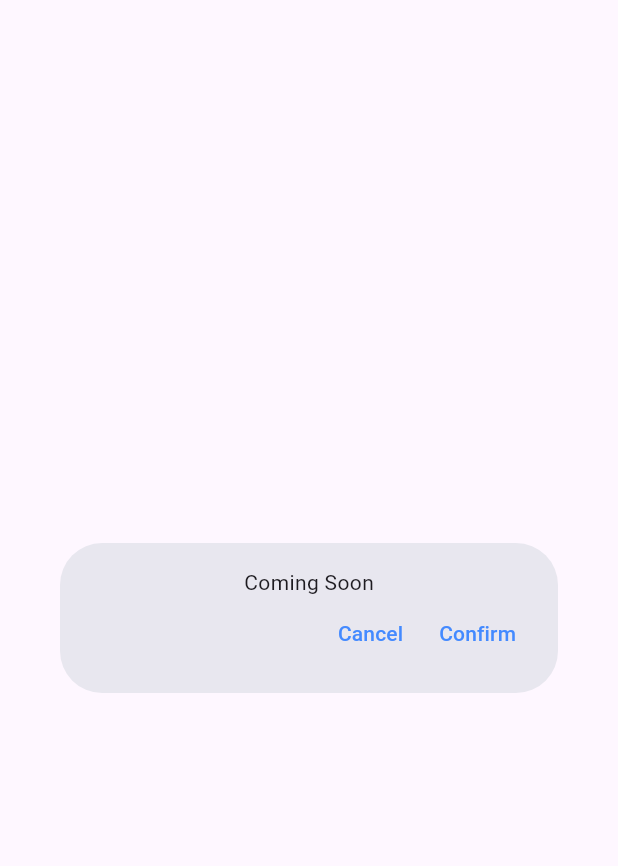
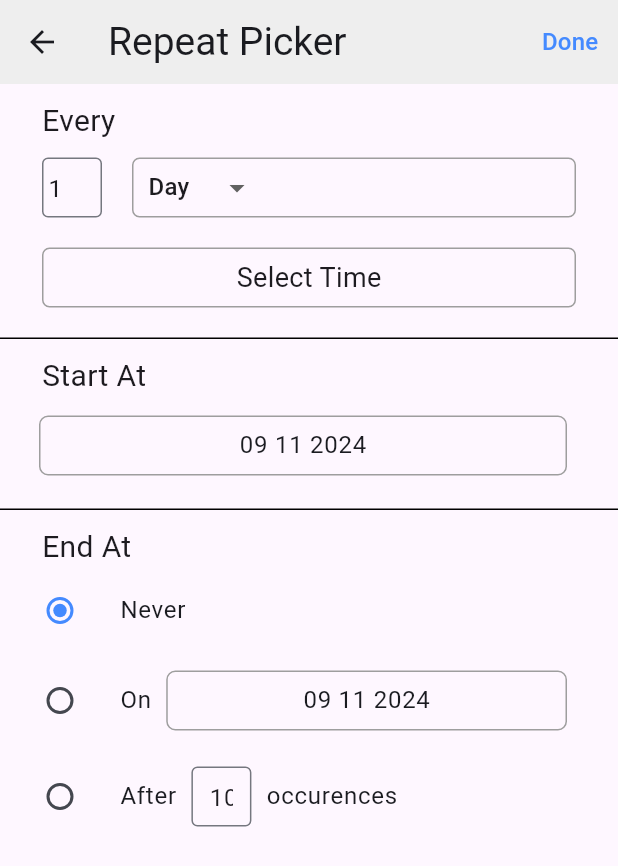
Before and after one commit to siddharth200119/ToDoApp, a Flutter app: the DateTimePicker widget shown alone on an empty page, opened directly with empty values, after a tap on "Repeat", on a phone screen of 412 x 824 dp. Shown: the top 866 px of the screen. Run offline on Flutter 3.47's test engine with Material 3 defaults, Android fonts, the phone set to English and light mode, and no system bars; our stand-ins replace flutter_colorpicker, flutter_dotenv, flutter_riverpod, google_fonts, sqflite, supabase_flutter and 1 more; accounts and stored records are empty; Roboto replaces fonts that are missing (Ubuntu).

Commit message:
created cron picker

```diff
--- a/lib/main.dart
+++ b/lib/main.dart
@@ -54,8 +54,8 @@ ThemeData _buildLightTheme() {
       surface: Colors.grey[200]!,
     ),
     textTheme: GoogleFonts.ubuntuTextTheme(base.textTheme).copyWith(
-      displayLarge: const TextStyle(fontSize: 72, fontWeight: FontWeight.bold, color: Colors.blueAccent),
-      titleLarge: const TextStyle(fontSize: 30, fontStyle: FontStyle.normal, color: Colors.black87),
+      displayLarge: const TextStyle(fontSize: 52, fontWeight: FontWeight.bold, color: Colors.blueAccent),
+      titleLarge: const TextStyle(fontSize: 26, fontStyle: FontStyle.normal, color: Colors.black87),
     ),
     chipTheme: ChipThemeData(
       backgroundColor: Colors.blue[100]!,
--- /dev/null
+++ b/lib/screens/cron_picker.dart
@@ -0,0 +1,494 @@
+import 'package:flutter/material.dart';
+import 'package:intl/intl.dart';
+
+enum EndType { never, on, after }
+
+enum EveryType { day, week, month, year }
+
+enum DayofWeek { sun, mon, tue, wed, thu, fri, sat }
+
+class CronPicker extends StatefulWidget {
+  const CronPicker({super.key});
+
+  @override
+  State<StatefulWidget> createState() {
+    return _CronPickerState();
+  }
+}
+
+class _CronPickerState extends State<CronPicker> {
+  @override
+  void initState() {
+    super.initState();
+    _occurenceCon = TextEditingController(text: "10");
+    _everyNumCon = TextEditingController(text: "1");
+  }
+
+  @override
+  void dispose() {
+    _occurenceCon.dispose();
+    _everyNumCon.dispose();
+    super.dispose();
+  }
+
+  EndType? _endAt = EndType.never;
+  DateTime _endDate = DateTime.now();
+  DateTime _startDate = DateTime.now();
+  late TextEditingController _occurenceCon;
+  late TextEditingController _everyNumCon;
+  EveryType _selectedType = EveryType.day;
+  TimeOfDay? _everySelectedTime;
+  final List<DayofWeek> _selectedDaysOfWeek = [];
+  final Map<String, DayofWeek> _daysOfWeek = {
+    "Sun": DayofWeek.sun,
+    "Mon": DayofWeek.mon,
+    "Tue": DayofWeek.tue,
+    "Wed": DayofWeek.wed,
+    "Thu": DayofWeek.thu,
+    "Fri": DayofWeek.fri,
+    "Sat": DayofWeek.sat
+  };
+
+  // Function to create cron expression based on user inputs
+  String _generateCronExpression() {
+    String minute = '0';
+    String hour = '0';
+    String day = '*';
+    String month = '*';
+    String weekday = '*';
+
+    if (_everySelectedTime != null) {
+      minute = _everySelectedTime!.minute.toString();
+      hour = _everySelectedTime!.hour.toString();
+    }
+
+    switch (_selectedType) {
+      case EveryType.day:
+        day = '*/${_everyNumCon.text}';
+        break;
+      case EveryType.week:
+        day = '*';
+        weekday = _selectedDaysOfWeek.map((d) => d.index.toString()).join(',');
+        break;
+      case EveryType.month:
+        day = '1';
+        month = '*/${_everyNumCon.text}';
+        break;
+      case EveryType.year:
+        day = '1';
+        month = '1';
+        break;
+    }
+
+    return '$minute $hour $day $month $weekday';
+  }
+
+  void _onDonePressed() {
+    // Generating cron string
+    String cronString = _generateCronExpression();
+
+    // Creating a map of start time, end time, and cron string
+    final result = {
+      'start_time': _startDate,
+      'end_time': _endAt == EndType.on
+          ? _endDate
+          : (_endAt == EndType.after
+              ? _occurenceCon.text
+              : null),
+      'cron_string': cronString,
+    };
+    print("sidd $result");
+    // Pop the result back to the previous screen
+    Navigator.of(context).pop(result);
+  }
+
+  @override
+  Widget build(BuildContext context) {
+    int? everyNum;
+    try {
+      everyNum = int.parse(_everyNumCon.text);
+    } catch (e) {
+      everyNum = 0;
+    }
+
+    return Scaffold(
+      appBar: AppBar(
+        title: const Text("Repeat Picker"),
+        actions: [
+          TextButton(
+            onPressed: _onDonePressed,
+            child: const Text(
+              "Done",
+              style: TextStyle(
+                fontSize: 16,
+              ),
+            ),
+          )
+        ],
+      ),
+      body: SingleChildScrollView(
+        child: Column(
+          children: [
+            Column(
+              crossAxisAlignment: CrossAxisAlignment.start,
+              children: [
+                Padding(
+                  padding: const EdgeInsets.fromLTRB(28, 10, 28, 10),
+                  child: Column(
+                    crossAxisAlignment: CrossAxisAlignment.start,
+                    children: [
+                      const Padding(
+                        padding: EdgeInsets.fromLTRB(0, 0, 0, 10),
+                        child: Text(
+                          "Every",
+                          style: TextStyle(fontSize: 20),
+                        ),
+                      ),
+                      Row(
+                        children: [
+                          SizedBox(
+                            height: 40,
+                            width: 40,
+                            child: Center(
+                              child: TextField(
+                                decoration: const InputDecoration(
+                                  contentPadding: EdgeInsets.symmetric(
+                                    vertical: 8,
+                                    horizontal: 0,
+                                  ),
+                                  border: OutlineInputBorder(),
+                                ),
+                                keyboardType: TextInputType.number,
+                                controller: _everyNumCon,
+                              ),
+                            ),
+                          ),
+                          const SizedBox(
+                            width: 20,
+                          ),
+                          Expanded(
+                            child: Container(
+                              height: 40,
+                              decoration: BoxDecoration(
+                                borderRadius: BorderRadius.circular(5),
+                                border: Border.all(
+                                  color: Colors.grey,
+                                  width: 1,
+                                ),
+                              ),
+                              child: DropdownButton(
+                                value: _selectedType,
+                                padding:
+                                    const EdgeInsets.symmetric(horizontal: 10),
+                                underline: Container(),
+                                onChanged: (EveryType? newValue) {
+                                  setState(() {
+                                    _selectedType = newValue!;
+                                  });
+                                },
+                                items: [
+                                  DropdownMenuItem<EveryType>(
+                                    value: EveryType.day,
+                                    child: Text(everyNum > 1 ? "Days" : "Day"),
+                                  ),
+                                  DropdownMenuItem<EveryType>(
+                                    value: EveryType.week,
+                                    child:
+                                        Text(everyNum > 1 ? "Weeks" : "Week"),
+                                  ),
+                                  DropdownMenuItem<EveryType>(
+                                    value: EveryType.month,
+                                    child:
+                                        Text(everyNum > 1 ? "Months" : "Month"),
+                                  ),
+                                  DropdownMenuItem<EveryType>(
+                                    value: EveryType.year,
+                                    child:
+                                        Text(everyNum > 1 ? "Years" : "Year"),
+                                  ),
+                                ],
+                              ),
+                            ),
+                          ),
+                        ],
+                      ),
+                      _selectedType == EveryType.week
+                          ? Container(
+                              margin: const EdgeInsets.fromLTRB(0, 20, 0, 0),
+                              child: Row(
+                                mainAxisAlignment:
+                                    MainAxisAlignment.spaceBetween,
+                                children: _daysOfWeek.entries.map((entry) {
+                                  final day = entry.key;
+                                  final value = entry.value;
+                                  return InkWell(
+                                    onTap: () {
+                                      setState(() {
+                                        if (_selectedDaysOfWeek
+                                            .contains(value)) {
+                                          _selectedDaysOfWeek.remove(value);
+                                        } else {
+                                          _selectedDaysOfWeek.add(value);
+                                        }
+                                      });
+                                    },
+                                    child: Container(
+                                      height: 40,
+                                      width: 40,
+                                      decoration: BoxDecoration(
+                                          border: Border.all(
+                                            color: Colors.grey,
+                                            width: 1,
+                                          ),
+                                          borderRadius: BorderRadius.circular(
+                                            50,
+                                          ),
+                                          color: _selectedDaysOfWeek
+                                                  .contains(value)
+                                              ? Colors.grey
+                                              : Colors.transparent),
+                                      child: Center(
+                                        child: Text(day),
+                                      ),
+                                    ),
+                                  );
+                                }).toList(),
+                              ),
+                            )
+                          : Container(),
+                      InkWell(
+                        onTap: () async {
+                          TimeOfDay? pickedTime = await showTimePicker(
+                            context: context,
+                            initialTime: TimeOfDay.fromDateTime(
+                              DateTime.now(),
+                            ),
+                          );
+
+                          if (pickedTime != null) {
+                            setState(() {
+                              _everySelectedTime = pickedTime;
+                            });
+                          }
+                        },
+                        child: Container(
+                          margin: const EdgeInsets.fromLTRB(0, 20, 0, 0),
+                          height: 40,
+                          width: double.infinity,
+                          decoration: BoxDecoration(
+                            border: Border.all(
+                              color: Colors.grey,
+                              width: 1,
+                            ),
+                            borderRadius: const BorderRadius.all(
+                              Radius.circular(5),
+                            ),
+                          ),
+                          child: Center(
+                            child: Text(
+                              _everySelectedTime != null
+                                  ? _everySelectedTime!.format(context)
+                                  : "Select Time",
+                              style: const TextStyle(
+                                fontSize: 18,
+                              ),
+                            ),
+                          ),
+                        ),
+                      ),
+                    ],
+                  ),
+                ),
+                Container(
+                  height: 1,
+                  width: double.infinity,
+                  color: Theme.of(context).colorScheme.onSecondary,
+                  margin: const EdgeInsets.symmetric(
+                    vertical: 10,
+                  ),
+                ),
+                Column(
+                  crossAxisAlignment: CrossAxisAlignment.start,
+                  children: [
+                    const Padding(
+                      padding: EdgeInsets.symmetric(horizontal: 28),
+                      child: Text(
+                        "Start At",
+                        style: TextStyle(fontSize: 20),
+                      ),
+                    ),
+                    ListTile(
+                      title: Row(
+                        mainAxisSize: MainAxisSize.max,
+                        children: [
+                          Expanded(
+                            child: InkWell(
+                              onTap: () async {
+                                DateTime? startDate = await showDatePicker(
+                                  context: context,
+                                  firstDate: DateTime.now(),
+                                  lastDate: DateTime(7000),
+                                  initialDate: _startDate,
+                                );
+                                if (startDate != null) {
+                                  setState(() {
+                                    _startDate = startDate;
+                                  });
+                                }
+                              },
+                              child: Container(
+                                height: 40,
+                                margin: const EdgeInsets.symmetric(
+                                  horizontal: 10,
+                                  vertical: 4,
+                                ),
+                                decoration: BoxDecoration(
+                                  border: Border.all(
+                                    color: Colors.grey,
+                                  ),
+                                  borderRadius: const BorderRadius.all(
+                                    Radius.circular(6),
+                                  ),
+                                ),
+                                child: Center(
+                                  child: Text(
+                                    DateFormat('dd MM yyyy').format(_startDate),
+                                  ),
+                                ),
+                              ),
+                            ),
+                          ),
+                        ],
+                      ),
+                    ),
+                    Container(
+                      height: 1,
+                      width: double.infinity,
+                      color: Theme.of(context).colorScheme.onSecondary,
+                      margin: const EdgeInsets.symmetric(
+                        vertical: 10,
+                      ),
+                    )
+                  ],
+                ),
+                Column(
+                  crossAxisAlignment: CrossAxisAlignment.start,
+                  children: [
+                    const Padding(
+                      padding: EdgeInsets.symmetric(horizontal: 28),
+                      child: Text(
+                        "End At",
+                        style: TextStyle(fontSize: 20),
+                      ),
+                    ),
+                    ListTile(
+                      title: const Text("Never"),
+                      leading: Radio(
+                        value: EndType.never,
+                        groupValue: _endAt,
+                        onChanged: (EndType? endAt) {
+                          setState(() {
+                            _endAt = endAt;
+                          });
+                        },
+                      ),
+                    ),
+                    ListTile(
+                      title: Row(
+                        children: [
+                          const Text("On"),
+                          Expanded(
+                            child: InkWell(
+                              onTap: () async {
+                                DateTime? endDate = await showDatePicker(
+                                  context: context,
+                                  firstDate: DateTime.now(),
+                                  lastDate: DateTime(7000),
+                                  initialDate: DateTime.now(),
+                                );
+                                if (endDate != null) {
+                                  setState(() {
+                                    _endDate = endDate;
+                                  });
+                                }
+                              },
+                              child: Container(
+                                height: 40,
+                                margin: const EdgeInsets.symmetric(
+                                  horizontal: 10,
+                                  vertical: 4,
+                                ),
+                                decoration: BoxDecoration(
+                                  border: Border.all(
+                                    color: Colors.grey,
+                                  ),
+                                  borderRadius: const BorderRadius.all(
+                                    Radius.circular(6),
+                                  ),
+                                ),
+                                child: Center(
+                                  child: Text(
+                                    DateFormat('dd MM yyyy').format(_endDate),
+                                  ),
+                                ),
+                              ),
+                            ),
+                          )
+                        ],
+                      ),
+                      leading: Radio(
+                        value: EndType.on,
+                        groupValue: _endAt,
+                        onChanged: (EndType? endAt) {
+                          setState(() {
+                            _endAt = endAt;
+                          });
+                        },
+                      ),
+                    ),
+                    ListTile(
+                      title: Row(
+                        children: [
+                          const Text("After"),
+                          Container(
+                            height: 40,
+                            width: 40,
+                            margin: const EdgeInsets.symmetric(
+                              horizontal: 10,
+                              vertical: 4,
+                            ),
+                            child: Center(
+                              child: TextField(
+                                decoration: const InputDecoration(
+                                  contentPadding: EdgeInsets.symmetric(
+                                      vertical: 8, horizontal: 8),
+                                  border: OutlineInputBorder(),
+                                ),
+                                keyboardType: TextInputType.number,
+                                controller: _occurenceCon,
+                              ),
+                            ),
+                          ),
+                          const Text("occurences")
+                        ],
+                      ),
+                      leading: Radio(
+                        value: EndType.after,
+                        groupValue: _endAt,
+                        onChanged: (EndType? endAt) {
+                          setState(() {
+                            _endAt = endAt;
+                          });
+                        },
+                      ),
+                    )
+                  ],
+                ),
+              ],
+            ),
+          ],
+        ),
+      ),
+    );
+  }
+}
--- a/lib/screens/home.dart
+++ b/lib/screens/home.dart
@@ -24,6 +24,7 @@ class _HomeScreenState extends ConsumerState<HomeScreen> {
             DateTime.now().day, 23, 59, 59),
         minDateFilter: DateTime(DateTime.now().year, DateTime.now().month,
             DateTime.now().day, 00, 00, 00),
+        showPendingTasks: true,
       ),
       "icon": const Icon(Icons.calendar_today_rounded),
       "label": "Today"
--- a/lib/screens/tasks_list.dart
+++ b/lib/screens/tasks_list.dart
@@ -8,12 +8,14 @@ class TasksList extends ConsumerStatefulWidget {
   final int? categoryIdFilter;
   final DateTime? minDateFilter;
   final DateTime? maxDateFilter;
+  final bool showPendingTasks;
 
   const TasksList({
     super.key,
     this.categoryIdFilter,
     this.minDateFilter,
     this.maxDateFilter,
+    this.showPendingTasks = false
   });
 
   @override
@@ -41,7 +43,9 @@ class _TasksListState extends ConsumerState<TasksList> {
       bool matchesMaxDate = widget.maxDateFilter == null ||
           (task.dueDate != null && task.dueDate!.isBefore(widget.maxDateFilter!)) || task.dueDate == null;
 
-      return matchesCategory &&  matchesMinDate && matchesMaxDate;
+      bool showPendingTask = widget.showPendingTasks && !task.isCompleted && task.dueDate != null && task.dueDate!.isBefore(DateTime.now());
+
+      return matchesCategory &&  matchesMinDate && matchesMaxDate || showPendingTask;
     }).toList();
 
     // Separate and sort tasks
--- a/lib/widgets/date_time_picker.dart
+++ b/lib/widgets/date_time_picker.dart
@@ -1,5 +1,6 @@
 import 'package:flutter/material.dart';
 import 'package:table_calendar/table_calendar.dart';
+import 'package:todo_app/screens/cron_picker.dart';
 
 class DateTimePicker extends StatefulWidget {
   const DateTimePicker({
@@ -16,7 +17,9 @@ class DateTimePicker extends StatefulWidget {
   final Function(DateTime) callback;
 
   @override
-  State<DateTimePicker> createState() => _DateTimePickerState();
+  State<StatefulWidget> createState() {
+    return _DateTimePickerState();
+  }
 }
 
 class _DateTimePickerState extends State<DateTimePicker> {
@@ -58,7 +61,7 @@ class _DateTimePickerState extends State<DateTimePicker> {
       _selectedDay.day,
     );
 
-    if(_pickedTime != null){
+    if (_pickedTime != null) {
       result = DateTime(
         _selectedDay.year,
         _selectedDay.month,
@@ -71,10 +74,14 @@ class _DateTimePickerState extends State<DateTimePicker> {
     widget.callback(result!);
   }
 
-  void togglePicker() {
-    setState(() {
-      isRepeating = !isRepeating;
-    });
+  void openRepeatPicker() async {
+    Map<String, dynamic> cronjob = await Navigator.of(context).push(
+      MaterialPageRoute(
+        builder: (BuildContext context) {
+          return const CronPicker();
+        },
+      ),
+    );
   }
 
   @override
@@ -86,20 +93,13 @@ class _DateTimePickerState extends State<DateTimePicker> {
           child: Column(
             mainAxisSize: MainAxisSize.min,
             children: [
-              isRepeating
-                  ? const Column(
-                      children: [
-                        Text("Coming Soon"),
-                      ],
-                    )
-                  : Column(
+              Column(
                 children: [
                   TableCalendar(
                     focusedDay: _focusedDay,
                     firstDay: _firstDay,
                     lastDay: _lastDay,
-                          selectedDayPredicate: (day) =>
-                              isSameDay(_selectedDay, day),
+                    selectedDayPredicate: (day) => isSameDay(_selectedDay, day),
                     onDaySelected: (selectedDay, focusedDay) {
                       setState(() {
                         _selectedDay = selectedDay;
@@ -115,8 +115,7 @@ class _DateTimePickerState extends State<DateTimePicker> {
                   Container(
                     decoration: const BoxDecoration(
                       border: Border.symmetric(
-                              horizontal:
-                                  BorderSide(width: 1, color: Colors.grey),
+                        horizontal: BorderSide(width: 1, color: Colors.grey),
                       ),
                     ),
                     child: Row(
@@ -130,7 +129,7 @@ class _DateTimePickerState extends State<DateTimePicker> {
                           icon: const Icon(Icons.timer),
                         ),
                         TextButton.icon(
-                                onPressed: togglePicker,
+                          onPressed: openRepeatPicker,
                           icon: const Icon(Icons.repeat),
                           label: const Text("Repeat"),
                         ),
```
Also changed, not shown: 1 other file. Lines whose indentation alone changed are shown as unchanged.
